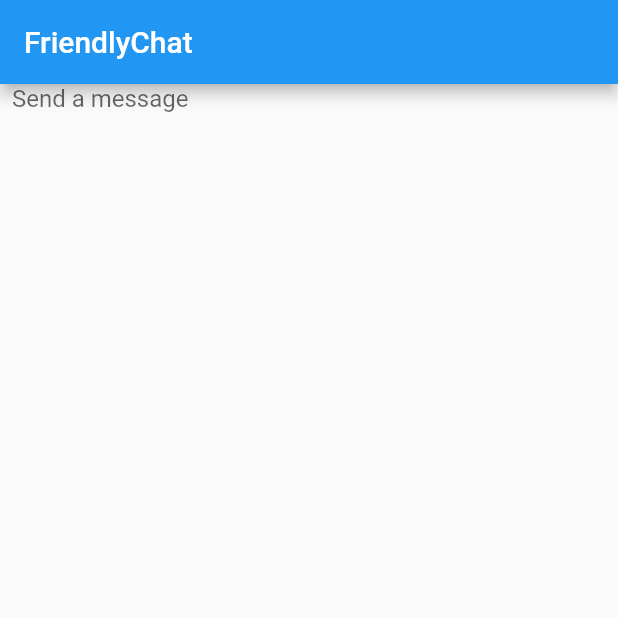
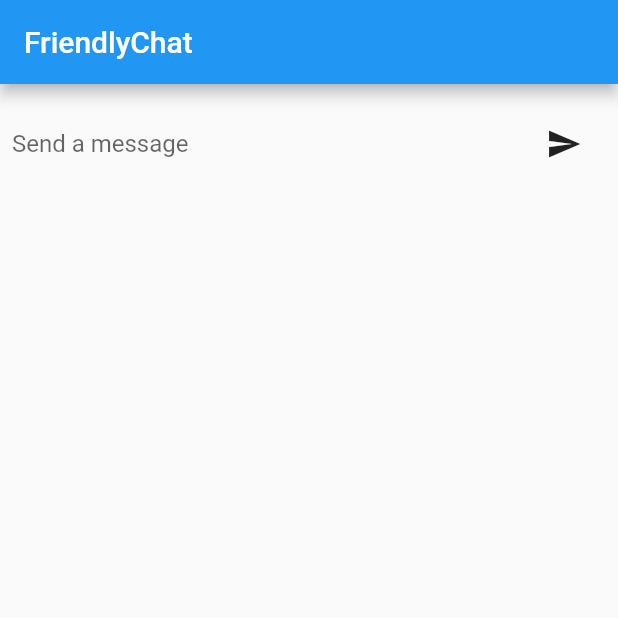
Before and after one commit to robence/flutter_friendly_chat, a Flutter app: the screen it shows after launch, on a phone screen of 412 x 824 dp, the top half of it. Run offline on Flutter 3.47's test engine with Material 2 defaults, Android fonts, the phone set to English and light mode, and no system bars.

Commit message:
feat(ChatScreen): improve alignment, add send button

```diff
--- a/lib/main.dart
+++ b/lib/main.dart
@@ -28,16 +28,30 @@
 class _ChatScreenState extends State<ChatScreen> {
   final _textController = TextEditingController();
   void _handleSubmitted(String text) {
+    print(text);
     _textController.clear();
   }
 
   Widget _buildTextComposer() {
     return Container(
-      margin: EdgeInsets.symmetric(horizontal: 8.0),
-      child: TextField(
-          controller: _textController,
-          onSubmitted: _handleSubmitted,
-          decoration: InputDecoration.collapsed(hintText: "Send a message")),
+      margin: EdgeInsets.symmetric(horizontal: 8.0, vertical: 16.0),
+      child: Row(
+        children: [
+          Flexible(
+            child: TextField(
+              controller: _textController,
+              onSubmitted: _handleSubmitted,
+              decoration: InputDecoration.collapsed(hintText: "Send a message"),
+            ),
+          ),
+          Container(
+              margin: EdgeInsets.symmetric(horizontal: 4.0),
+              child: IconButton(
+                icon: const Icon(Icons.send),
+                onPressed: () => _handleSubmitted(_textController.text),
+              ))
+        ],
+      ),
     );
   }
 
```
